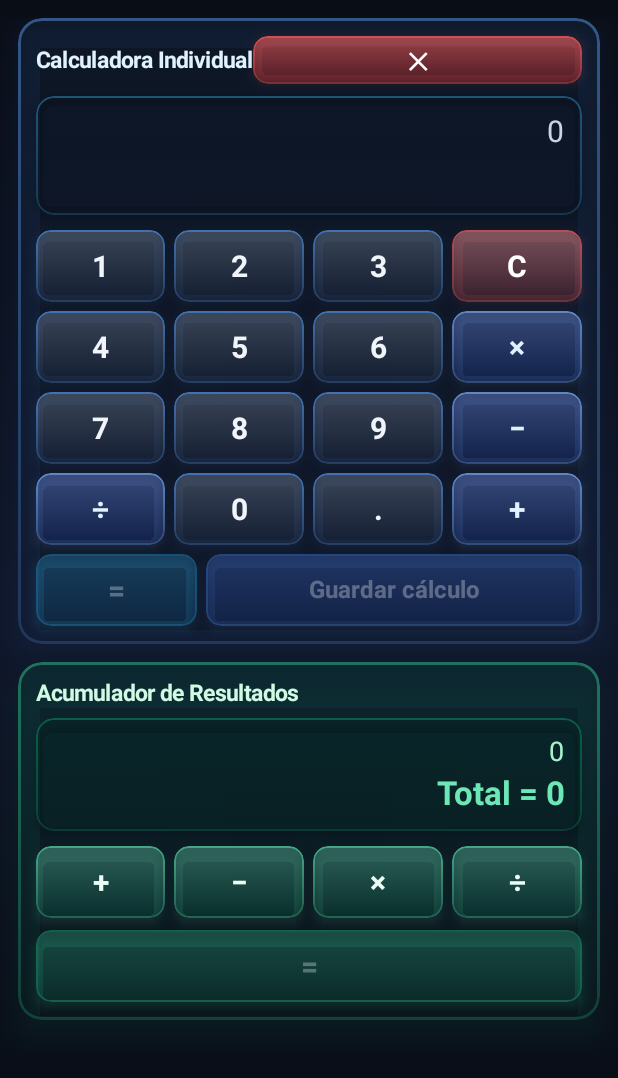
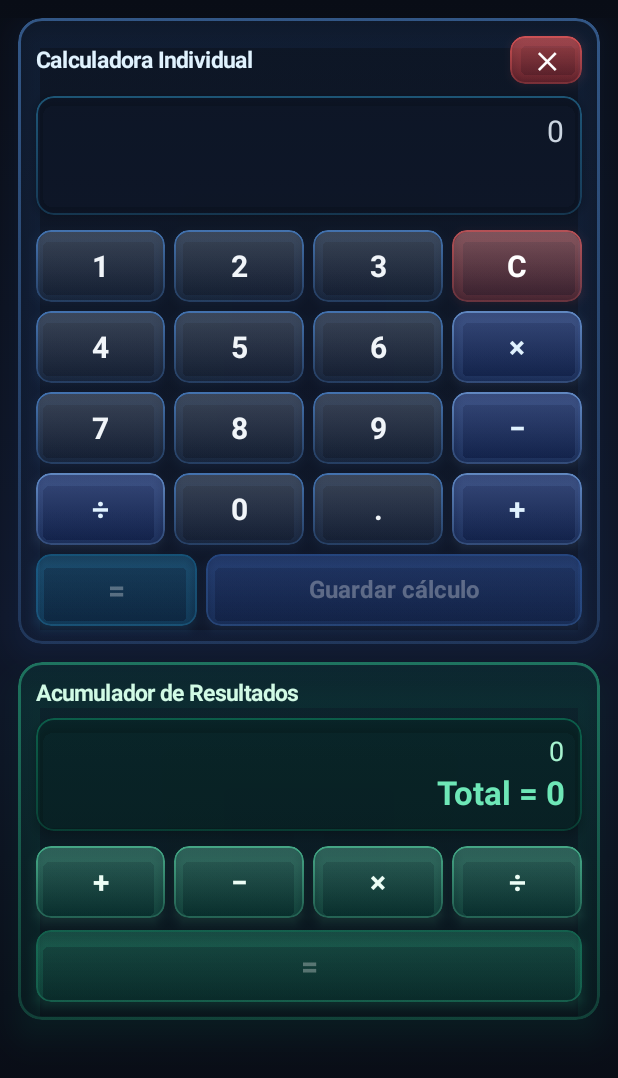
Before and after one commit to suarezlopezmaykel-wq/Calculadora-Acumulativa, an Android app built with Jetpack Compose: the screen it shows after launch (MainActivity), on a phone screen of 412 x 824 dp. Shown: the top 1078 px of the screen. Run offline under Robolectric (Android 15) with nearby library versions, the phone set to English and light mode, and no system bars.

Commit message:
Keep exit control compact in calculator header

```diff
--- a/app/src/main/java/com/calculadora/acumulativa/ui/components/TopCalculatorPanel.kt
+++ b/app/src/main/java/com/calculadora/acumulativa/ui/components/TopCalculatorPanel.kt
@@ -9,6 +9,7 @@ import androidx.compose.foundation.layout.Row
 import androidx.compose.foundation.layout.Spacer
 import androidx.compose.foundation.layout.fillMaxWidth
 import androidx.compose.foundation.layout.height
+import androidx.compose.foundation.layout.width
 import androidx.compose.foundation.layout.padding
 import androidx.compose.foundation.shape.RoundedCornerShape
 import androidx.compose.material3.Text
@@ -85,7 +86,7 @@ fun TopCalculatorPanel(
                 style = GlassButtonStyle.EXIT,
                 fontSize = 15.sp,
                 height = 32.dp,
-                modifier = Modifier.padding(0.dp)
+                modifier = Modifier.width(48.dp).padding(0.dp)
             )
         }
 
```
